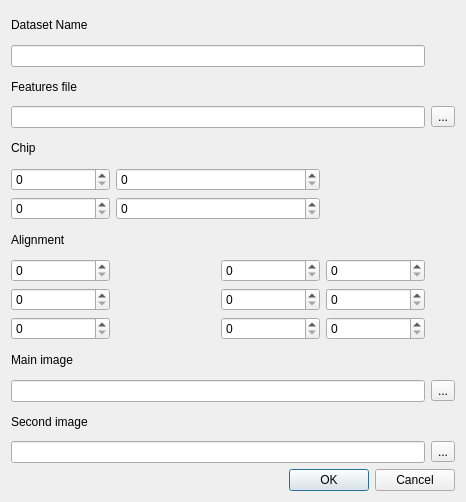
This is src/data/datasetImporter.ui in jfnavarro/st_viewer as Qt 5 draws it before an edit. The edited form follows.
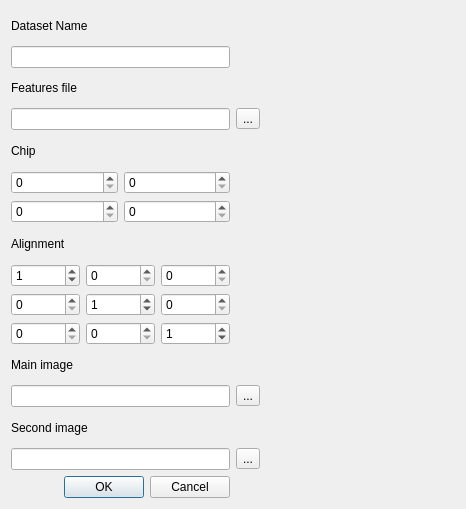
This is the edited form.

```diff
--- a/src/data/datasetImporter.ui
+++ b/src/data/datasetImporter.ui
@@ -7,168 +7,181 @@
     <x>0</x>
     <y>0</y>
     <width>466</width>
-    <height>502</height>
+    <height>509</height>
    </rect>
   </property>
   <property name="windowTitle">
    <string>Import Dataset</string>
   </property>
-  <layout class="QVBoxLayout" name="verticalLayout">
-   <item>
-    <layout class="QGridLayout" name="gridLayout">
-     <item row="6" column="1" colspan="2">
-      <widget class="QSpinBox" name="chip_y2"/>
-     </item>
-     <item row="3" column="0" colspan="4">
-      <widget class="QLineEdit" name="featuresFile"/>
-     </item>
-     <item row="7" column="0" colspan="2">
-      <widget class="QLabel" name="label_6">
-       <property name="text">
-        <string>Alignment</string>
-       </property>
-      </widget>
-     </item>
-     <item row="5" column="1" colspan="2">
-      <widget class="QSpinBox" name="chip_y1"/>
-     </item>
-     <item row="5" column="0">
+  <layout class="QGridLayout" name="gridLayout_3">
+   <item row="0" column="0">
+    <widget class="QLabel" name="label">
+     <property name="text">
+      <string>Dataset Name</string>
+     </property>
+    </widget>
+   </item>
+   <item row="1" column="0">
+    <widget class="QLineEdit" name="datasetName"/>
+   </item>
+   <item row="2" column="0">
+    <widget class="QLabel" name="label_2">
+     <property name="text">
+      <string>Features file</string>
+     </property>
+    </widget>
+   </item>
+   <item row="3" column="0">
+    <widget class="QLineEdit" name="featuresFile"/>
+   </item>
+   <item row="3" column="1">
+    <widget class="QToolButton" name="loadFeaturesFile">
+     <property name="text">
+      <string>...</string>
+     </property>
+    </widget>
+   </item>
+   <item row="4" column="0">
+    <widget class="QLabel" name="label_3">
+     <property name="text">
+      <string>Chip</string>
+     </property>
+    </widget>
+   </item>
+   <item row="5" column="0">
+    <layout class="QGridLayout" name="gridLayout_2">
+     <item row="0" column="0">
       <widget class="QSpinBox" name="chip_x1"/>
      </item>
-     <item row="12" column="0" colspan="4">
-      <widget class="QLineEdit" name="mainImageFile"/>
+     <item row="0" column="1">
+      <widget class="QSpinBox" name="chip_y1"/>
      </item>
-     <item row="14" column="0" colspan="4">
-      <widget class="QLineEdit" name="secondImageFile"/>
-     </item>
-     <item row="6" column="0">
+     <item row="1" column="0">
       <widget class="QSpinBox" name="chip_x2"/>
      </item>
-     <item row="13" column="0" colspan="3">
-      <widget class="QLabel" name="label_5">
-       <property name="text">
-        <string>Second image</string>
-       </property>
-      </widget>
+     <item row="1" column="1">
+      <widget class="QSpinBox" name="chip_y2"/>
      </item>
-     <item row="14" column="4">
-      <widget class="QToolButton" name="loadSecondImageFile">
-       <property name="text">
-        <string>...</string>
-       </property>
-      </widget>
-     </item>
-     <item row="12" column="4">
-      <widget class="QToolButton" name="loadMainImageFile">
-       <property name="text">
-        <string>...</string>
-       </property>
-      </widget>
-     </item>
-     <item row="11" column="0" colspan="2">
-      <widget class="QLabel" name="label_4">
-       <property name="text">
-        <string>Main image</string>
-       </property>
-      </widget>
-     </item>
-     <item row="2" column="0" colspan="2">
-      <widget class="QLabel" name="label_2">
-       <property name="text">
-        <string>Features file</string>
-       </property>
-      </widget>
-     </item>
-     <item row="3" column="4">
-      <widget class="QToolButton" name="loadFeaturesFile">
-       <property name="text">
-        <string>...</string>
-       </property>
-      </widget>
-     </item>
-     <item row="0" column="0" colspan="3">
-      <widget class="QLabel" name="label">
-       <property name="text">
-        <string>Dataset Name</string>
-       </property>
-      </widget>
-     </item>
-     <item row="1" column="0" colspan="4">
-      <widget class="QLineEdit" name="datasetName"/>
-     </item>
-     <item row="4" column="0">
-      <widget class="QLabel" name="label_3">
-       <property name="text">
-        <string>Chip</string>
-       </property>
-      </widget>
-     </item>
-     <item row="8" column="0">
+    </layout>
+   </item>
+   <item row="6" column="0">
+    <widget class="QLabel" name="label_6">
+     <property name="text">
+      <string>Alignment</string>
+     </property>
+    </widget>
+   </item>
+   <item row="7" column="0">
+    <layout class="QGridLayout" name="gridLayout">
+     <item row="0" column="0">
       <widget class="QSpinBox" name="alignment_a11">
        <property name="maximum">
         <number>9999</number>
        </property>
+       <property name="value">
+        <number>1</number>
+       </property>
       </widget>
      </item>
-     <item row="8" column="2">
+     <item row="0" column="1">
       <widget class="QSpinBox" name="alignment_a12">
        <property name="maximum">
         <number>9999</number>
        </property>
       </widget>
      </item>
-     <item row="8" column="3">
+     <item row="0" column="2">
       <widget class="QSpinBox" name="alignment_a13">
        <property name="maximum">
         <number>9999</number>
        </property>
       </widget>
      </item>
-     <item row="9" column="3">
-      <widget class="QSpinBox" name="alignment_a23">
-       <property name="maximum">
-        <number>9999</number>
-       </property>
-      </widget>
-     </item>
-     <item row="9" column="2">
-      <widget class="QSpinBox" name="alignment_a22">
-       <property name="maximum">
-        <number>9999</number>
-       </property>
-      </widget>
-     </item>
-     <item row="9" column="0">
+     <item row="1" column="0">
       <widget class="QSpinBox" name="alignment_a21">
        <property name="maximum">
         <number>9999</number>
        </property>
       </widget>
      </item>
-     <item row="10" column="3">
-      <widget class="QSpinBox" name="alignment_a33">
+     <item row="1" column="1">
+      <widget class="QSpinBox" name="alignment_a22">
        <property name="maximum">
         <number>9999</number>
        </property>
+       <property name="value">
+        <number>1</number>
+       </property>
       </widget>
      </item>
-     <item row="10" column="2">
-      <widget class="QSpinBox" name="alignment_a32">
+     <item row="1" column="2">
+      <widget class="QSpinBox" name="alignment_a23">
        <property name="maximum">
         <number>9999</number>
        </property>
       </widget>
      </item>
-     <item row="10" column="0">
+     <item row="2" column="0">
       <widget class="QSpinBox" name="alignment_a31">
        <property name="maximum">
         <number>9999</number>
        </property>
       </widget>
      </item>
+     <item row="2" column="1">
+      <widget class="QSpinBox" name="alignment_a32">
+       <property name="maximum">
+        <number>9999</number>
+       </property>
+      </widget>
+     </item>
+     <item row="2" column="2">
+      <widget class="QSpinBox" name="alignment_a33">
+       <property name="maximum">
+        <number>9999</number>
+       </property>
+       <property name="value">
+        <number>1</number>
+       </property>
+      </widget>
+     </item>
     </layout>
    </item>
-   <item>
+   <item row="8" column="0">
+    <widget class="QLabel" name="label_4">
+     <property name="text">
+      <string>Main image</string>
+     </property>
+    </widget>
+   </item>
+   <item row="9" column="0">
+    <widget class="QLineEdit" name="mainImageFile"/>
+   </item>
+   <item row="9" column="1">
+    <widget class="QToolButton" name="loadMainImageFile">
+     <property name="text">
+      <string>...</string>
+     </property>
+    </widget>
+   </item>
+   <item row="10" column="0">
+    <widget class="QLabel" name="label_5">
+     <property name="text">
+      <string>Second image</string>
+     </property>
+    </widget>
+   </item>
+   <item row="11" column="0">
+    <widget class="QLineEdit" name="secondImageFile"/>
+   </item>
+   <item row="11" column="1">
+    <widget class="QToolButton" name="loadSecondImageFile">
+     <property name="text">
+      <string>...</string>
+     </property>
+    </widget>
+   </item>
+   <item row="12" column="0">
     <widget class="QDialogButtonBox" name="buttonBox">
      <property name="orientation">
       <enum>Qt::Horizontal</enum>
@@ -178,6 +191,32 @@
      </property>
     </widget>
    </item>
+   <item row="7" column="1">
+    <spacer name="horizontalSpacer">
+     <property name="orientation">
+      <enum>Qt::Horizontal</enum>
+     </property>
+     <property name="sizeHint" stdset="0">
+      <size>
+       <width>40</width>
+       <height>20</height>
+      </size>
+     </property>
+    </spacer>
+   </item>
+   <item row="5" column="1">
+    <spacer name="horizontalSpacer_2">
+     <property name="orientation">
+      <enum>Qt::Horizontal</enum>
+     </property>
+     <property name="sizeHint" stdset="0">
+      <size>
+       <width>40</width>
+       <height>20</height>
+      </size>
+     </property>
+    </spacer>
+   </item>
   </layout>
  </widget>
  <resources/>
```
